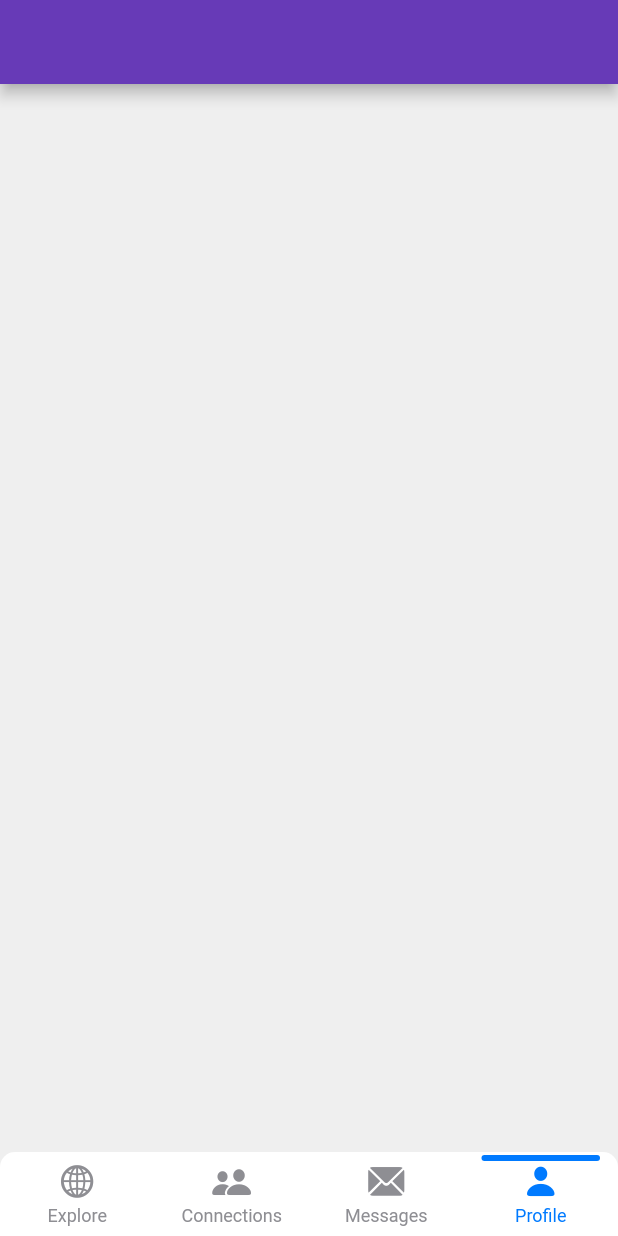
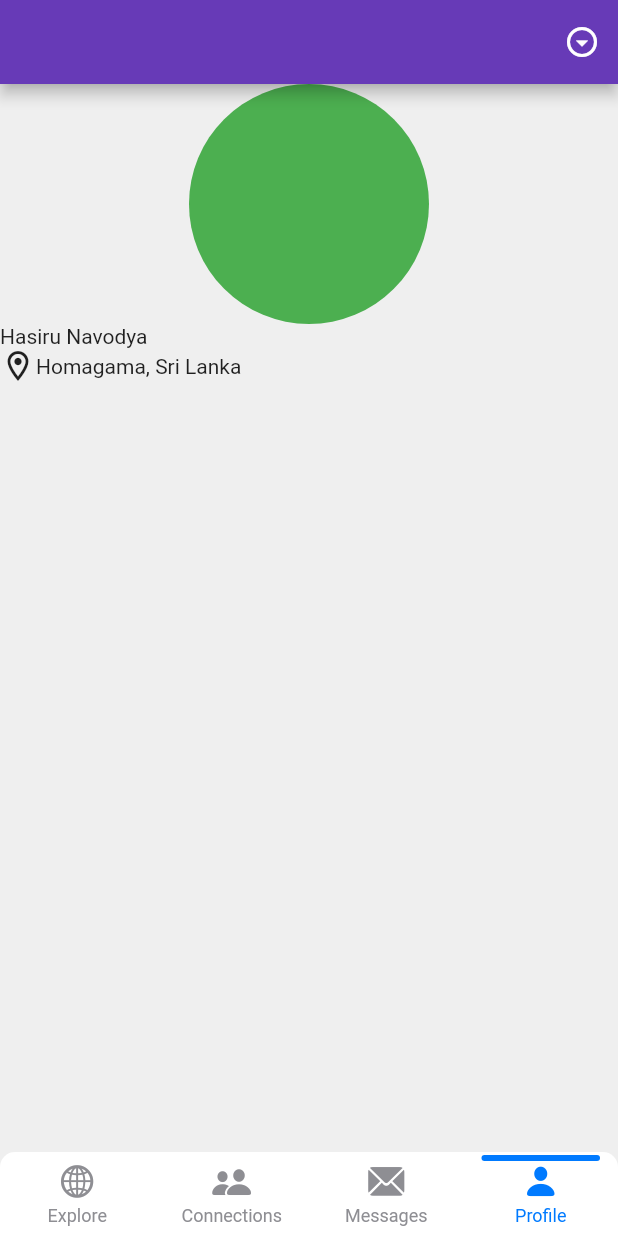
Before and after one commit to HasiruNMP/MuseUp, a Flutter app: the screen it shows after launch, item 4 of the bottom bar chosen, on a phone screen of 412 x 824 dp. Run offline on Flutter 3.47's test engine with Material 2 defaults, Android fonts, the phone set to English and light mode, and no system bars; drawn by our look-alikes of persistent_bottom_nav_bar; our stand-ins replace cloud_firestore, firebase_auth, firebase_core, flutter_signin_button, google_sign_in, video_player; missing offline and left inert: geoflutterfire; accounts and stored records are empty; network calls fail.

Commit message:
profile ui

```diff
--- a/musicianapp/lib/screens/home_screen.dart
+++ b/musicianapp/lib/screens/home_screen.dart
@@ -58,7 +58,7 @@ class _HomeViewState extends State<HomeView> {
       const ExploreScreen(),
       const ConnectionsView(),
       const ChatScreen(),
-      const ProfileView()
+      const ProfileScreen()
     ];
   }
 
--- a/musicianapp/lib/screens/profile_screen.dart
+++ b/musicianapp/lib/screens/profile_screen.dart
@@ -1,20 +1,28 @@
 import 'package:flutter/material.dart';
 
-class ProfileView extends StatefulWidget {
-  const ProfileView({Key? key}) : super(key: key);
+class ProfileScreen extends StatefulWidget {
+  const ProfileScreen({Key? key}) : super(key: key);
 
   @override
-  _ProfileViewState createState() => _ProfileViewState();
+  _ProfileScreenState createState() => _ProfileScreenState();
 }
 
-class _ProfileViewState extends State<ProfileView> {
+class _ProfileScreenState extends State<ProfileScreen> {
   @override
   Widget build(BuildContext context) {
     return Scaffold(
       appBar: AppBar(
-        title: const Text(''),
+        actions: [
+          IconButton(onPressed: (){}, icon: Icon(Icons.arrow_drop_down_circle_outlined))
+        ],
       ),
-      body: Container(),
+      body: ListView(
+        children: [
+          CircleAvatar(radius: 80,backgroundColor: Colors.green,),
+          Text('Hasiru Navodya'),
+          Row(children: [Icon(Icons.location_on_outlined),Text('Homagama, Sri Lanka'),],)
+        ],
+      ),
     );
   }
 }
```
